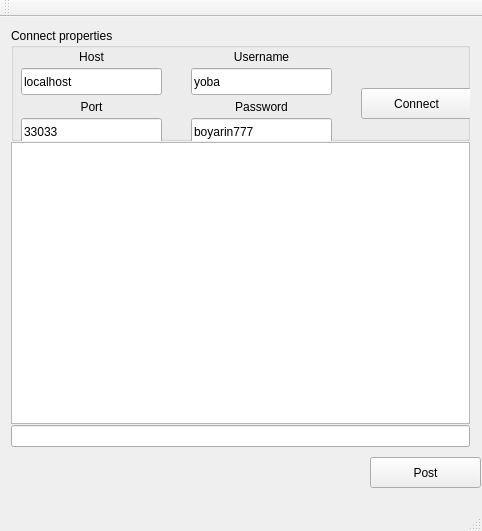
The window that chatwindow.ui (group93492/chat-client) describes before a commit, drawn with Qt 5.
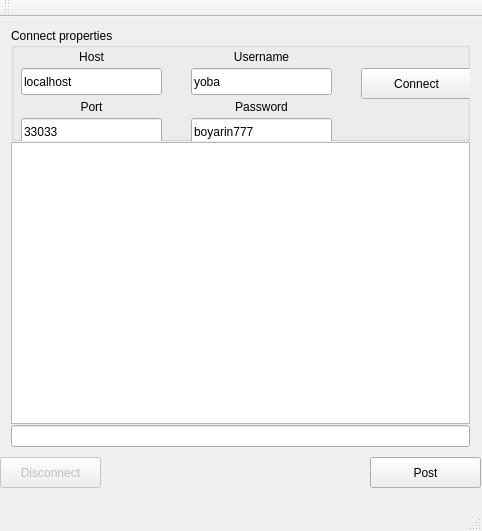
The same window after the commit.

Commit message: Added disconnect message and fixed authorization

Patch:
```diff
--- a/chatwindow.ui
+++ b/chatwindow.ui
@@ -39,7 +39,7 @@
         <property name="geometry">
          <rect>
           <x>350</x>
-          <y>60</y>
+          <y>40</y>
           <width>111</width>
           <height>31</height>
          </rect>
@@ -187,6 +187,22 @@
      <string>Post</string>
     </property>
    </widget>
+   <widget class="QPushButton" name="disconnectButton">
+    <property name="enabled">
+     <bool>false</bool>
+    </property>
+    <property name="geometry">
+     <rect>
+      <x>0</x>
+      <y>440</y>
+      <width>101</width>
+      <height>31</height>
+     </rect>
+    </property>
+    <property name="text">
+     <string>Disconnect</string>
+    </property>
+   </widget>
   </widget>
   <widget class="QMenuBar" name="menuBar">
    <property name="geometry">
```
Left out of the diff: 2 changed lines with no effect on the pictures. The commit also changes 6 other files.
